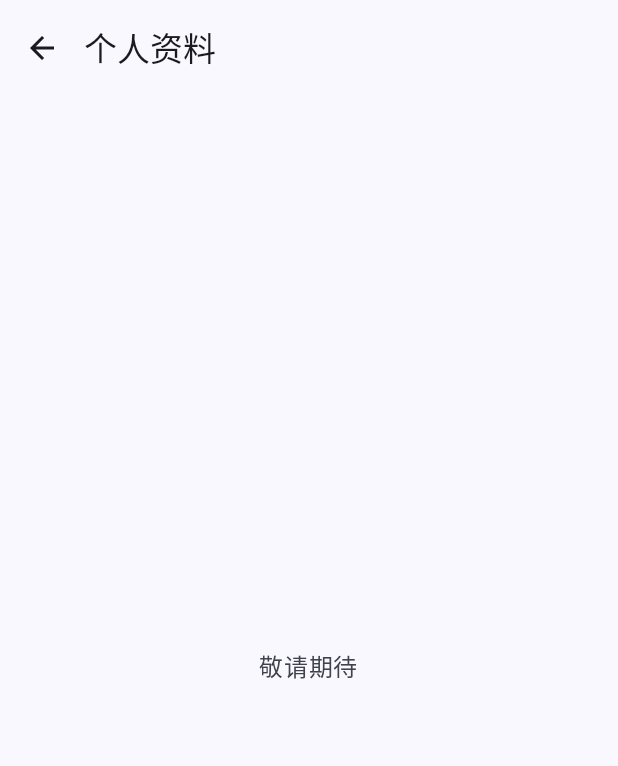
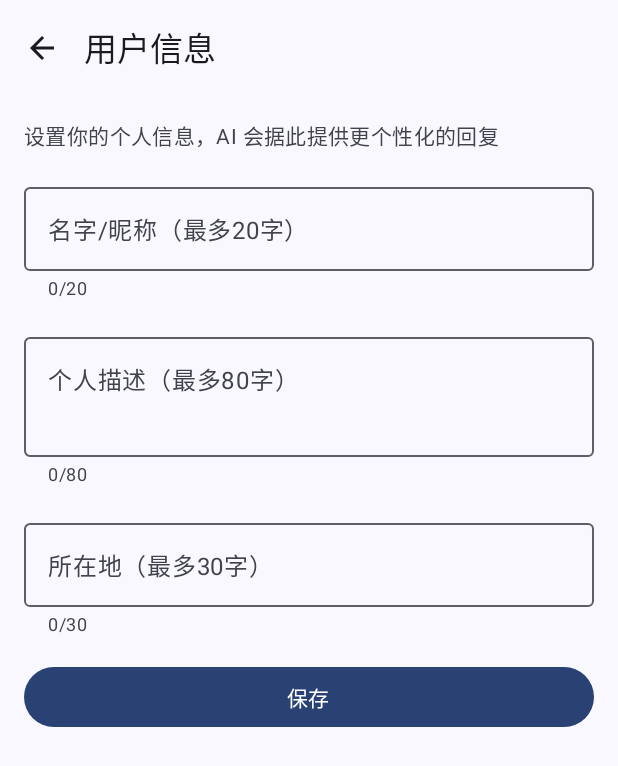
Before and after one commit to wenkangwei/paradise-agent, an Android app built with Jetpack Compose: the UserProfilePage screen opened through its navigation route, on a phone screen of 412 x 824 dp. Shown: the top 766 px of the screen. Run offline under Robolectric (Android 15) with nearby library versions, the phone set to English and light mode, and no system bars; our stand-ins replace Dagger/Hilt's generated code, Room's generated code; libraries missing offline, so code that uses them is left out: org.vosk; pictures from the network do not load.

Commit message:
feat(search): query rewriting, user profile, search cards, prompt enrichment
1. Query rewriting: LLM rephrases query into 1-2 variations before
   searching. Original + rewritten queries searched, results deduped.
   Toggle: WEB_SEARCH_REWRITE=0 to disable.

2. User profile: Settings → 个人信息 → 个人资料
   name/description/location (20/80/30 char limits)
   Sent via X-User-Profile header, injected into system prompt

3. Prompt now includes: current datetime, user profile, search
   terms + result titles in reasoning section

4. Search results button (after reasoning, before content)
   → opens full-screen card page with domain icon + title + preview
   → each card clickable → browser

5. Search card UI: domain letter icon, title, body preview
   (no "点击查看" text)

Co-Authored-By: Claude Opus 4.6 <noreply@anthropic.com>

```diff
--- /dev/null
+++ b/app/src/main/java/com/example/aichat/data/repository/UserProfileRepository.kt
@@ -0,0 +1,52 @@
+package com.example.aichat.data.repository
+
+import android.content.Context
+import android.content.SharedPreferences
+import dagger.hilt.android.qualifiers.ApplicationContext
+import javax.inject.Inject
+import javax.inject.Singleton
+
+/**
+ * Simple user profile stored in SharedPreferences.
+ * Sent to server via X-User-Profile header for prompt personalization.
+ *
+ * Max 200 chars total to keep prompt lean.
+ */
+data class UserProfile(
+    val name: String = "",
+    val description: String = "",
+    val location: String = ""
+) {
+    /** Compact representation for HTTP header (max 200 chars). */
+    fun toHeaderValue(): String = buildString {
+        if (name.isNotBlank()) append("name=${name.take(20)}; ")
+        if (description.isNotBlank()) append("desc=${description.take(80)}; ")
+        if (location.isNotBlank()) append("loc=${location.take(30)}; ")
+    }.trimEnd().take(200)
+
+    companion object {
+        val EMPTY = UserProfile()
+    }
+}
+
+@Singleton
+class UserProfileRepository @Inject constructor(
+    @ApplicationContext private val context: Context
+) {
+    private val prefs: SharedPreferences
+        get() = context.getSharedPreferences("user_profile", Context.MODE_PRIVATE)
+
+    fun get(): UserProfile = UserProfile(
+        name = prefs.getString("name", "") ?: "",
+        description = prefs.getString("description", "") ?: "",
+        location = prefs.getString("location", "") ?: ""
+    )
+
+    fun save(profile: UserProfile) {
+        prefs.edit()
+            .putString("name", profile.name)
+            .putString("description", profile.description)
+            .putString("location", profile.location)
+            .apply()
+    }
+}
--- a/app/src/main/java/com/example/aichat/di/NetworkModule.kt
+++ b/app/src/main/java/com/example/aichat/di/NetworkModule.kt
@@ -41,8 +41,9 @@ object NetworkModule {
     @Singleton
     fun provideLlmProviderFactory(
         registry: SupplierRegistry,
-        streamClient: AiStreamClient
-    ): LlmProviderFactory = LlmProviderFactoryImpl(registry, streamClient)
+        streamClient: AiStreamClient,
+        userProfileRepo: com.example.aichat.data.repository.UserProfileRepository
+    ): LlmProviderFactory = LlmProviderFactoryImpl(registry, streamClient, userProfileRepo)
 
     @Provides
     @Singleton
--- /dev/null
+++ b/app/src/main/java/com/example/aichat/feature/profile/UserProfilePage.kt
@@ -0,0 +1,89 @@
+package com.example.aichat.feature.profile
+
+import androidx.compose.foundation.layout.*
+import androidx.compose.foundation.rememberScrollState
+import androidx.compose.foundation.verticalScroll
+import androidx.compose.material.icons.Icons
+import androidx.compose.material.icons.filled.ArrowBack
+import androidx.compose.material3.*
+import androidx.compose.runtime.*
+import androidx.compose.ui.Modifier
+import androidx.compose.ui.platform.LocalContext
+import androidx.compose.ui.unit.dp
+import com.example.aichat.data.repository.UserProfile
+import com.example.aichat.data.repository.UserProfileRepository
+
+@OptIn(ExperimentalMaterial3Api::class)
+@Composable
+fun UserProfilePage(onNavigateBack: () -> Unit) {
+    val context = LocalContext.current
+    val repository = remember { UserProfileRepository(context) }
+    val profile = remember { repository.get() }
+    var name by remember { mutableStateOf(profile.name) }
+    var description by remember { mutableStateOf(profile.description) }
+    var location by remember { mutableStateOf(profile.location) }
+
+    Scaffold(
+        topBar = {
+            TopAppBar(
+                title = { Text("用户信息") },
+                navigationIcon = {
+                    IconButton(onClick = onNavigateBack) {
+                        Icon(Icons.Filled.ArrowBack, "返回")
+                    }
+                }
+            )
+        }
+    ) { padding ->
+        Column(
+            modifier = Modifier
+                .fillMaxSize()
+                .padding(padding)
+                .verticalScroll(rememberScrollState())
+                .padding(16.dp),
+            verticalArrangement = Arrangement.spacedBy(16.dp)
+        ) {
+            Text("设置你的个人信息，AI 会据此提供更个性化的回复",
+                style = MaterialTheme.typography.bodyMedium,
+                color = MaterialTheme.colorScheme.onSurfaceVariant)
+
+            OutlinedTextField(
+                value = name,
+                onValueChange = { if (it.length <= 20) name = it },
+                label = { Text("名字/昵称（最多20字）") },
+                singleLine = true,
+                modifier = Modifier.fillMaxWidth(),
+                supportingText = { Text("${name.length}/20") }
+            )
+
+            OutlinedTextField(
+                value = description,
+                onValueChange = { if (it.length <= 80) description = it },
+                label = { Text("个人描述（最多80字）") },
+                minLines = 2,
+                maxLines = 3,
+                modifier = Modifier.fillMaxWidth(),
+                supportingText = { Text("${description.length}/80") }
+            )
+
+            OutlinedTextField(
+                value = location,
+                onValueChange = { if (it.length <= 30) location = it },
+                label = { Text("所在地（最多30字）") },
+                singleLine = true,
+                modifier = Modifier.fillMaxWidth(),
+                supportingText = { Text("${location.length}/30") }
+            )
+
+            Button(
+                onClick = {
+                    repository.save(UserProfile(name, description, location))
+                    onNavigateBack()
+                },
+                modifier = Modifier.fillMaxWidth()
+            ) {
+                Text("保存")
+            }
+        }
+    }
+}
--- a/app/src/main/java/com/example/aichat/ui/chat/MessageBubble.kt
+++ b/app/src/main/java/com/example/aichat/ui/chat/MessageBubble.kt
@@ -201,13 +201,14 @@ fun MessageBubble(
                                 if (message.content.isNotBlank()) Spacer(Modifier.height(8.dp))
                             }
 
-                            // Search results (RAG) — only for AI + when metadata carries them
+                            // Search results button — opens full-screen card list
                             if (!isUser) {
                                 message.metadata?.searchResults?.takeIf { it.isNotEmpty() }?.let { results ->
                                     SearchResultsSection(results = results)
                                     if (message.content.isNotBlank()) Spacer(Modifier.height(8.dp))
                                 }
                             }
+
 
                             if (message.content.isNotBlank()) {
                                 if (isUser) {
--- a/app/src/main/java/com/example/aichat/ui/navigation/AppNavGraph.kt
+++ b/app/src/main/java/com/example/aichat/ui/navigation/AppNavGraph.kt
@@ -9,6 +9,7 @@ import androidx.navigation.compose.rememberNavController
 import androidx.navigation.navArgument
 import com.example.aichat.feature.profile.PlaceholderPage
 import com.example.aichat.feature.profile.SettingsHomePage
+import com.example.aichat.feature.profile.UserProfilePage
 import com.example.aichat.feature.profile.SettingsRoute
 import com.example.aichat.feature.profile.apiconfig.ApiConfigEditPage
 import com.example.aichat.feature.profile.apiconfig.ApiConfigListPage
@@ -89,7 +90,7 @@ fun AppNavGraph(
         }
 
         // Placeholder pages — each replaceable with a real implementation
-        composable(SettingsRoute.PROFILE) { PlaceholderPage("个人资料", back) }
+        composable(SettingsRoute.PROFILE) { UserProfilePage(onNavigateBack = back) }
         composable(SettingsRoute.ACCOUNT_SECURITY) { PlaceholderPage("账号安全", back) }
         composable(SettingsRoute.AGENT_LIST) { PlaceholderPage("Agent 配置", back) }
         composable(SettingsRoute.APPEARANCE) { PlaceholderPage("主题设置", back) }
```
Also changed, not shown: app/src/main/java/com/example/aichat/data/provider/LlmProviderFactory.kt (+7 -3 lines), app/src/main/java/com/example/aichat/ui/chat/ReasoningSection.kt (+155 -140 lines), 4 other files.
